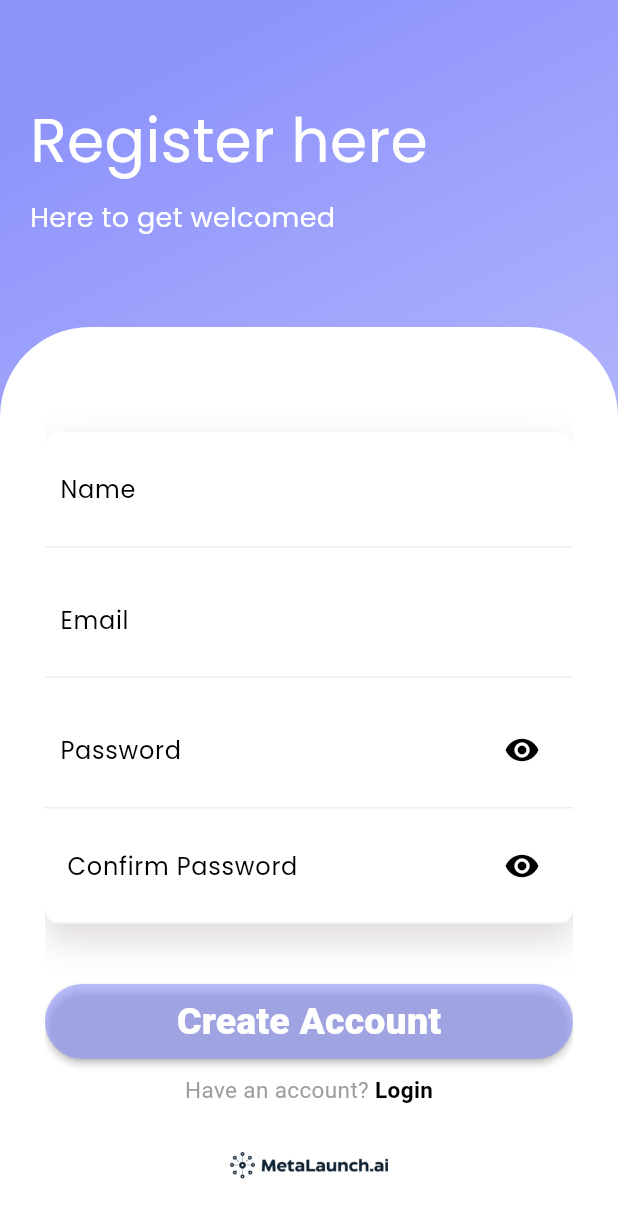
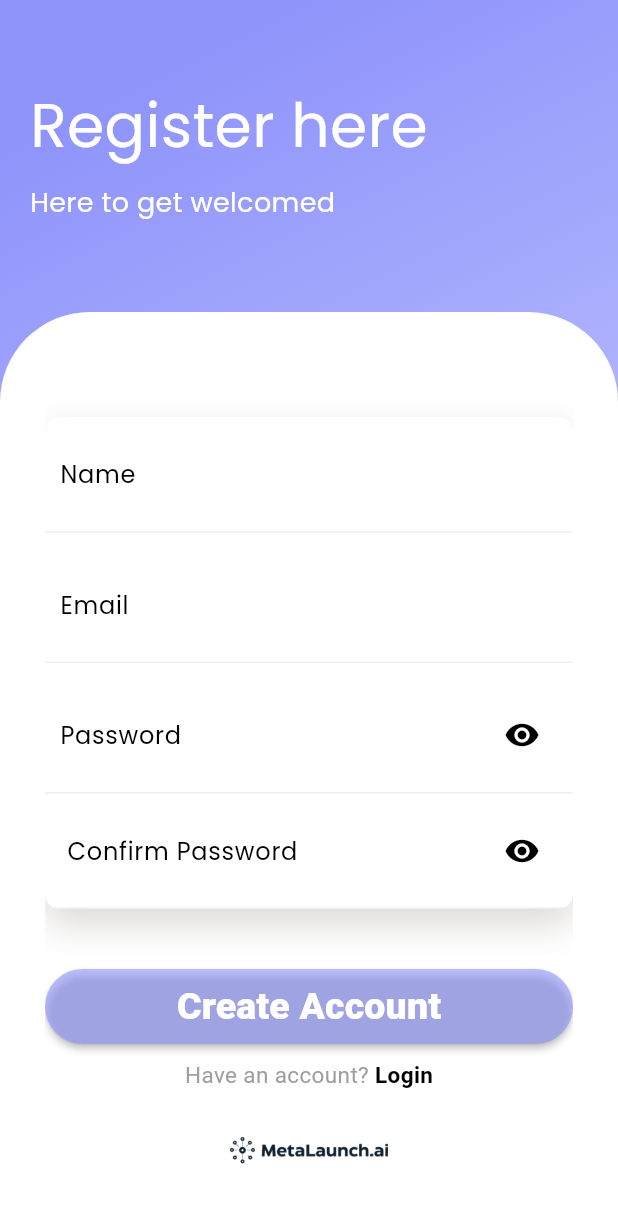
Before and after one commit to agil-mathews/justdial_clone, a Flutter app: the SignupScreen screen opened by its route, on a phone screen of 412 x 824 dp. Shown: the top 1218 px of the screen. Run offline on Flutter 3.47's test engine with Material 3 defaults, Android fonts, the phone set to English and light mode, and no system bars; our stand-ins replace animate_do.

Commit message:
fix:signup change

```diff
--- a/lib/screens/signup.dart
+++ b/lib/screens/signup.dart
@@ -30,7 +30,7 @@ class _SignupScreenState extends State<SignupScreen> {
         child: Column(
           crossAxisAlignment: CrossAxisAlignment.start,
           children: <Widget>[
-            const SizedBox(height: 45,),
+            const SizedBox(height: 35,),
             Padding(
               padding: const EdgeInsets.all(20),
               child: Column(
```
